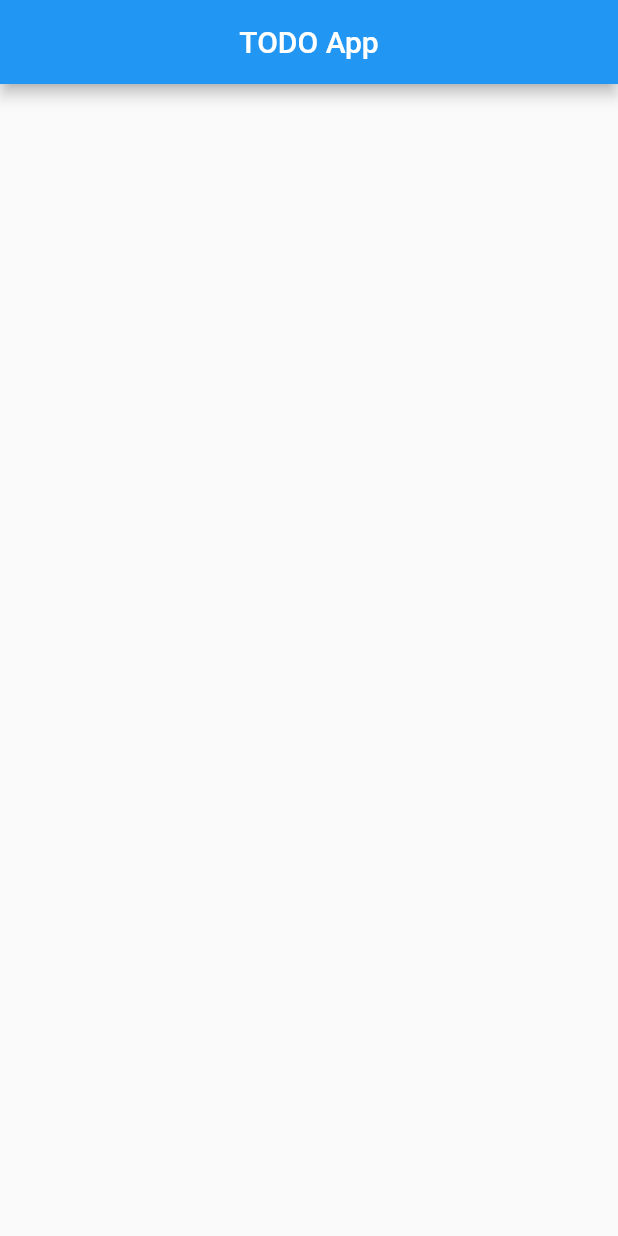
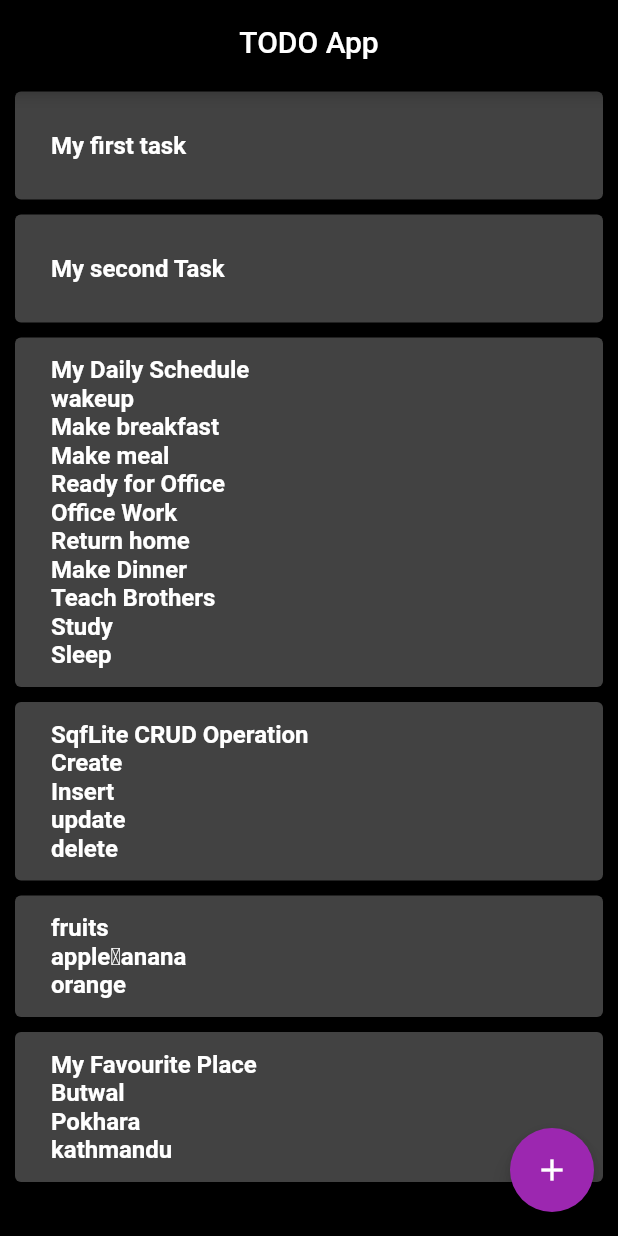
Before and after one commit to NilamPathak578/TODOapp_sqfliteDatabase, a Flutter app: the screen it shows after launch, on a phone screen of 412 x 824 dp. Run offline on Flutter 3.47's test engine with Material 2 defaults, Android fonts, the phone set to English and light mode, and no system bars.

Commit message:
Complete UI Part

```diff
--- a/lib/Views/home_page.dart
+++ b/lib/Views/home_page.dart
@@ -1,4 +1,5 @@
 import 'package:flutter/material.dart';
+import 'package:todo_sqfliteapp/Widgets/card.dart';
 
 class HomePage extends StatefulWidget {
   const HomePage({Key? key}) : super(key: key);
@@ -8,12 +9,85 @@ class HomePage extends StatefulWidget {
 }
 
 class _HomePageState extends State<HomePage> {
+  void showAlertDialog() {
+    showDialog(
+        context: context,
+        builder: (context) {
+          return AlertDialog(
+            shape: RoundedRectangleBorder(
+                borderRadius: BorderRadius.circular(10.0)),
+            title: const Text("Add Task"),
+            content: Column(
+              mainAxisSize: MainAxisSize.min,
+              children: [
+                const TextField(
+                  autofocus: true,
+                  style: TextStyle(fontSize: 16.0),
+                ),
+                Padding(
+                  padding: const EdgeInsets.only(top: 8.0),
+                  child: Row(
+                    mainAxisAlignment: MainAxisAlignment.center,
+                    children: [
+                      ElevatedButton(
+                        onPressed: () {},
+                        child: const Text(
+                          "Add",
+                          style: TextStyle(
+                              fontSize: 18.0, fontWeight: FontWeight.w800),
+                        ),
+                        style: ElevatedButton.styleFrom(primary: Colors.purple),
+                      ),
+                      const SizedBox(
+                        width: 5.0,
+                      ),
+                      ElevatedButton(
+                        onPressed: () {},
+                        child: const Text(
+                          "Cancel",
+                          style: TextStyle(
+                              fontSize: 18.0, fontWeight: FontWeight.w800),
+                        ),
+                        style: ElevatedButton.styleFrom(primary: Colors.purple),
+                      )
+                    ],
+                  ),
+                )
+              ],
+            ),
+          );
+        });
+  }
+
   @override
   Widget build(BuildContext context) {
     return Scaffold(
+      backgroundColor: Colors.black,
       appBar: AppBar(
         title: const Text("TODO App"),
         centerTitle: true,
+        backgroundColor: Colors.black,
+      ),
+      floatingActionButton: FloatingActionButton(
+        onPressed: showAlertDialog,
+        child: const Icon(
+          Icons.add,
+          color: Colors.white,
+        ),
+        backgroundColor: Colors.purple,
+      ),
+      body: SingleChildScrollView(
+        child: Column(
+          children: [
+            mycard("My first task"),
+            mycard("My second Task"),
+            mycard(
+                "My Daily Schedule\nwakeup\nMake breakfast\nMake meal\nReady for Office\nOffice Work\nReturn home\nMake Dinner\nTeach Brothers\nStudy\nSleep"),
+            mycard("SqfLite CRUD Operation\nCreate\nInsert\nupdate\ndelete"),
+            mycard("fruits\napple\banana\norange"),
+            mycard("My Favourite Place\nButwal\nPokhara\nkathmandu"),
+          ],
+        ),
       ),
     );
   }
--- /dev/null
+++ b/lib/Widgets/card.dart
@@ -0,0 +1,20 @@
+import 'package:flutter/material.dart';
+
+Widget mycard(String task) {
+  return Card(
+    elevation: 5.0,
+    margin: const EdgeInsets.symmetric(horizontal: 10.0, vertical: 5.0),
+    child: Container(
+      padding: const EdgeInsets.all(8.0),
+      child: ListTile(
+        title: Text(
+          task,
+          style: const TextStyle(fontSize: 16.0, fontWeight: FontWeight.w600),
+        ),
+        onLongPress: () {
+          print("Tasks are deleted");
+        },
+      ),
+    ),
+  );
+}
--- a/lib/main.dart
+++ b/lib/main.dart
@@ -14,8 +14,8 @@ class MyApp extends StatelessWidget {
     return MaterialApp(
       debugShowCheckedModeBanner: false,
       title: 'TODO App with SqfLite Database ',
-      theme: ThemeData(
-        primarySwatch: Colors.blue,
+      theme: ThemeData.dark().copyWith(
+        primaryColor: Colors.purple,
       ),
       home: const HomePage(),
     );
```
